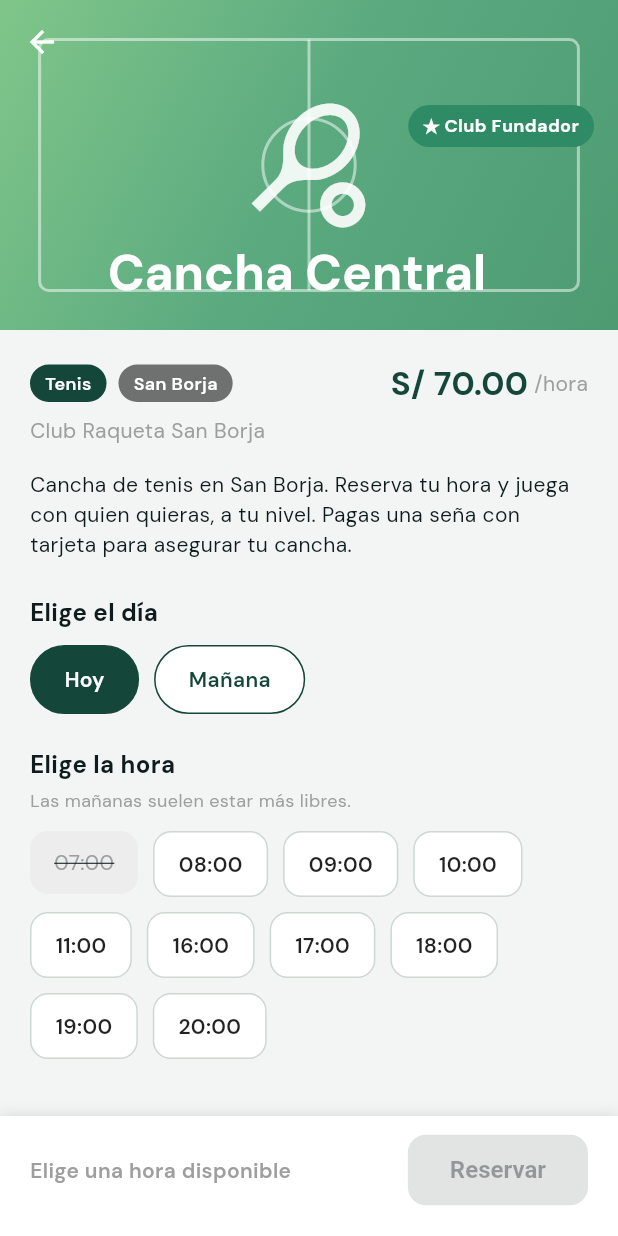
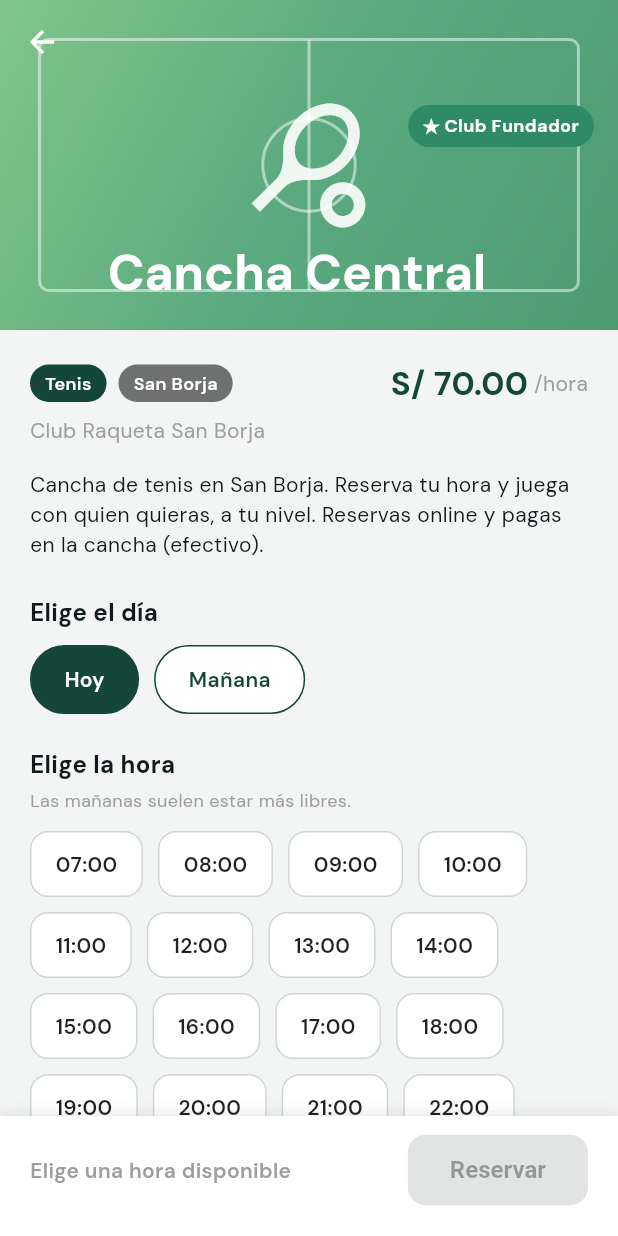
Before and after one commit to dcalagua/canchas-app-lima, a Flutter app: the CanchaDetalleScreen screen opened directly with sample values from the repository, on a phone screen of 412 x 824 dp. Run offline on Flutter 3.47's test engine with Material 3 defaults, Android fonts, the phone set to English and light mode, and no system bars; our stand-ins replace font_awesome_flutter, geocoding, geolocator, google_fonts, google_maps_flutter, google_sign_in and 3 more; accounts and stored records are empty.

Commit message:
Piloto: reservas reales con anti-doble-reserva, horarios por cancha y pago en cancha
Bloque 1 (núcleo de reservas):
- Reserva usa fecha real ISO (2026-06-27) como fuente de verdad, no la
  etiqueta relativa "Hoy"/"Mañana" (que rompia el calendario multi-dia).
- Anti-doble-reserva server-side: ReservasRepo.insertarSegura() detecta la
  colision del UNIQUE(cancha_id, fecha, hora_inicio) (Postgres 23505) y
  devuelve ResultadoReserva.ocupado; la UI avisa "ese horario se tomo".
- Carga de reservas remotas al arrancar (disponibilidad entre dispositivos).
- ReservasRepo.actualizar() para cambiar estado/pago.

Bloque 2 (pago en cancha):
- Se quita el cobro de sena con tarjeta del flujo de reserva (sena=0).
- El jugador reserva y paga en efectivo; el dueno confirma el cobro.

Bloque 3 (horarios reales):
- Cancha tiene hora_apertura, hora_cierre y duracion_slot_min (1h/1.5h/2h).
- La grilla de horarios se genera por cancha (horariosSlots/horaFinDe) en
  vez del array fijo 07:00-20:00; precio por duracion del slot.

Bloque 4 (panel del dueno):
- Nueva pantalla "Reservas" (reservas_dueno_screen): lista las reservas de
  sus canchas con botones Pagado / No-show y un mini libro de caja
  (cobrado / por cobrar). Acceso desde "Mis canchas".

Migracion Supabase en docs/piloto/supabase_reservas.sql (columnas + UNIQUE).

Co-Authored-By: Claude Opus 4.8 (1M context) <noreply@anthropic.com>
Claude-Session: https://claude.ai/code/session_017fg7ijXuZRX6jvFjZELf83

```diff
--- a/lib/data/canchas_repo.dart
+++ b/lib/data/canchas_repo.dart
@@ -88,6 +88,9 @@ class CanchasRepo {
         'fotos': c.fotos,
         'dueno': c.dueno,
         'verificada': c.verificada,
+        'hora_apertura': c.horaApertura,
+        'hora_cierre': c.horaCierre,
+        'duracion_slot_min': c.duracionSlotMin,
       };
 
   static Cancha _fromRow(Map<String, dynamic> r) => Cancha(
@@ -110,6 +113,9 @@ class CanchasRepo {
             const [],
         dueno: (r['dueno'] ?? '') as String,
         verificada: (r['verificada'] ?? true) as bool,
+        horaApertura: (r['hora_apertura'] ?? '07:00') as String,
+        horaCierre: (r['hora_cierre'] ?? '23:00') as String,
+        duracionSlotMin: ((r['duracion_slot_min'] ?? 60) as num).toInt(),
       );
 
   static Distrito _enumDistrito(String? s) {
--- a/lib/models/models.dart
+++ b/lib/models/models.dart
@@ -36,6 +36,9 @@ class Cancha {
   final List<String> fotos; // galería de fotos (URLs en Supabase Storage)
   final String dueno; // correo del dueño (para "Mis canchas" entre dispositivos)
   final bool verificada; // true = propiedad verificada; false = reclamo pendiente
+  final String horaApertura; // inicio de atención, ej. "07:00"
+  final String horaCierre; // fin de atención, ej. "23:00"
+  final int duracionSlotMin; // duración del bloque reservable (60 / 90 / 120 min)
 
   const Cancha({
     required this.id,
@@ -53,6 +56,9 @@ class Cancha {
     this.fotos = const [],
     this.dueno = '',
     this.verificada = true,
+    this.horaApertura = '07:00',
+    this.horaCierre = '23:00',
+    this.duracionSlotMin = 60,
   });
 
   /// Se puede reservar online solo si está en Pichangol y su propiedad fue
@@ -77,6 +83,30 @@ class Cancha {
     }
   }
 
+  /// Horas de INICIO reservables entre apertura y cierre, en pasos de
+  /// [duracionSlotMin]. Ej. apertura 07:00, cierre 23:00, slot 90 min →
+  /// 07:00, 08:30, 10:00, … Solo se incluye un slot si cabe completo antes
+  /// del cierre. Fuente de la grilla que ve el jugador (reemplaza el array fijo).
+  List<String> horariosSlots() {
+    final ini = horaEnMinutos(horaApertura);
+    final fin = horaEnMinutos(horaCierre);
+    final paso = duracionSlotMin <= 0 ? 60 : duracionSlotMin;
+    if (ini == null || fin == null || fin <= ini) return const [];
+    final slots = <String>[];
+    for (var m = ini; m + paso <= fin; m += paso) {
+      slots.add(minutosEnHora(m));
+    }
+    return slots;
+  }
+
+  /// Hora de fin de un slot que arranca en [inicio] (= inicio + duración).
+  String horaFinDe(String inicio) {
+    final m = horaEnMinutos(inicio);
+    if (m == null) return inicio;
+    final paso = duracionSlotMin <= 0 ? 60 : duracionSlotMin;
+    return minutosEnHora(m + paso);
+  }
+
   Cancha copyWith({
     String? nombre,
     String? club,
@@ -89,6 +119,9 @@ class Cancha {
     List<String>? fotos,
     String? dueno,
     bool? verificada,
+    String? horaApertura,
+    String? horaCierre,
+    int? duracionSlotMin,
   }) {
     return Cancha(
       id: id,
@@ -106,6 +139,9 @@ class Cancha {
       fotos: fotos ?? this.fotos,
       dueno: dueno ?? this.dueno,
       verificada: verificada ?? this.verificada,
+      horaApertura: horaApertura ?? this.horaApertura,
+      horaCierre: horaCierre ?? this.horaCierre,
+      duracionSlotMin: duracionSlotMin ?? this.duracionSlotMin,
     );
   }
 
@@ -126,6 +162,9 @@ class Cancha {
         'fotos': fotos,
         'dueno': dueno,
         'verificada': verificada,
+        'horaApertura': horaApertura,
+        'horaCierre': horaCierre,
+        'duracionSlotMin': duracionSlotMin,
       };
 
   factory Cancha.fromJson(Map<String, dynamic> j) => Cancha(
@@ -146,7 +185,27 @@ class Cancha {
             const [],
         dueno: (j['dueno'] ?? '') as String,
         verificada: (j['verificada'] ?? true) as bool,
+        horaApertura: (j['horaApertura'] ?? '07:00') as String,
+        horaCierre: (j['horaCierre'] ?? '23:00') as String,
+        duracionSlotMin: ((j['duracionSlotMin'] ?? 60) as num).toInt(),
       );
+}
+
+/// Convierte "HH:MM" a minutos desde medianoche (null si no parsea).
+int? horaEnMinutos(String hhmm) {
+  final partes = hhmm.split(':');
+  if (partes.length < 2) return null;
+  final h = int.tryParse(partes[0]);
+  final m = int.tryParse(partes[1]);
+  if (h == null || m == null) return null;
+  return h * 60 + m;
+}
+
+/// Convierte minutos desde medianoche a "HH:MM".
+String minutosEnHora(int min) {
+  final h = (min ~/ 60).toString().padLeft(2, '0');
+  final m = (min % 60).toString().padLeft(2, '0');
+  return '$h:$m';
 }
 
 enum EstadoReserva {
@@ -165,13 +224,15 @@ class Reserva {
   final String canchaId;
   final String jugador;
   final String nivel; // ej. "Intermedio 3.5" (ángulo social / por nivel)
-  final String dia; // ej. "Hoy", "Mañana", "Lun 22"
+  final String fecha; // fuente de verdad del día reservado, ISO "2026-06-27"
+  final String dia; // etiqueta visible ("Hoy", "Mañana", "Lun 22")
   final String horaInicio; // "07:00"
   final String horaFin; // "08:00"
   final EstadoReserva estado;
   final bool traidaPorApp; // true = reserva nueva (genera comisión en Fase 2)
   final int precio;
   final int sena; // monto de seña/garantía con tarjeta (anti no-show)
+  final bool pagado; // el dueño confirmó el pago (efectivo en cancha)
   final String usuario; // correo del jugador (para "mis reservas" entre dispositivos)
 
   const Reserva({
@@ -179,6 +240,7 @@ class Reserva {
     required this.canchaId,
     required this.jugador,
     required this.nivel,
+    this.fecha = '',
     required this.dia,
     required this.horaInicio,
     required this.horaFin,
@@ -186,14 +248,33 @@ class Reserva {
     required this.traidaPorApp,
     required this.precio,
     required this.sena,
+    this.pagado = false,
     this.usuario = '',
   });
+
+  Reserva copyWith({EstadoReserva? estado, bool? pagado}) => Reserva(
+        id: id,
+        canchaId: canchaId,
+        jugador: jugador,
+        nivel: nivel,
+        fecha: fecha,
+        dia: dia,
+        horaInicio: horaInicio,
+        horaFin: horaFin,
+        estado: estado ?? this.estado,
+        traidaPorApp: traidaPorApp,
+        precio: precio,
+        sena: sena,
+        pagado: pagado ?? this.pagado,
+        usuario: usuario,
+      );
 
   Map<String, dynamic> toJson() => {
         'id': id,
         'canchaId': canchaId,
         'jugador': jugador,
         'nivel': nivel,
+        'fecha': fecha,
         'dia': dia,
         'horaInicio': horaInicio,
         'horaFin': horaFin,
@@ -201,6 +282,7 @@ class Reserva {
         'traidaPorApp': traidaPorApp,
         'precio': precio,
         'sena': sena,
+        'pagado': pagado,
         'usuario': usuario,
       };
 
@@ -209,6 +291,7 @@ class Reserva {
         canchaId: j['canchaId'] as String,
         jugador: j['jugador'] as String,
         nivel: j['nivel'] as String,
+        fecha: (j['fecha'] ?? '') as String,
         dia: j['dia'] as String,
         horaInicio: j['horaInicio'] as String,
         horaFin: j['horaFin'] as String,
@@ -216,6 +299,7 @@ class Reserva {
         traidaPorApp: j['traidaPorApp'] as bool,
         precio: j['precio'] as int,
         sena: j['sena'] as int,
+        pagado: (j['pagado'] ?? false) as bool,
         usuario: (j['usuario'] ?? '') as String,
       );
 }
--- a/lib/screens/cancha_detalle_screen.dart
+++ b/lib/screens/cancha_detalle_screen.dart
@@ -1,12 +1,11 @@
 import 'package:flutter/material.dart';
 
+import '../data/reservas_repo.dart';
 import '../models/models.dart';
-import '../services/payments_service.dart';
 import '../state/app_state.dart';
 import '../theme.dart';
 import '../widgets/court_lines.dart';
 import 'login_google_sheet.dart';
-import 'pago_sheet.dart';
 import 'registrar_cancha_screen.dart';
 
 /// Detalle de una cancha (estilo ficha de Airbnb) con selección de día/hora y
@@ -20,20 +19,28 @@ class CanchaDetalleScreen extends StatefulWidget {
 }
 
 class _CanchaDetalleScreenState extends State<CanchaDetalleScreen> {
-  static const _horas = [
-    '07:00', '08:00', '09:00', '10:00', '11:00',
-    '16:00', '17:00', '18:00', '19:00', '20:00',
-  ];
-
   String _dia = 'Hoy';
   String? _hora;
 
   Cancha get cancha => widget.cancha;
   Color get _color => colorDeporte(cancha.deporte);
 
+  /// Horas reservables reales de ESTA cancha (apertura→cierre, paso = duración).
+  List<String> get _horas => cancha.horariosSlots();
+
+  /// Fecha real (ISO) según el día elegido. Es la fuente de verdad de la reserva
+  /// y del anti-doble-reserva; "Hoy/Mañana" es solo la etiqueta visible.
+  String get _fechaIso {
+    final base = DateTime.now();
+    final d = _dia == 'Mañana' ? base.add(const Duration(days: 1)) : base;
+    return '${d.year.toString().padLeft(4, '0')}-'
+        '${d.month.toString().padLeft(2, '0')}-'
+        '${d.day.toString().padLeft(2, '0')}';
+  }
+
   bool _ocupada(String hora) {
     return appState.reservas.any((r) =>
-        r.canchaId == cancha.id && r.dia == _dia && r.horaInicio == hora);
+        r.canchaId == cancha.id && r.fecha == _fechaIso && r.horaInicio == hora);
   }
 
   Future<void> _reservar() async {
@@ -46,9 +53,8 @@ class _CanchaDetalleScreenState extends State<CanchaDetalleScreen> {
       if (!ok || !mounted) return;
     }
 
-    final sena = (cancha.precioHora * 0.3).round();
-
-    showDialog<void>(
+    final total = cancha.precioHora * cancha.duracionSlotMin / 60;
+    final confirmar = await showDialog<bool>(
       context: context,
       builder: (ctx) => AlertDialog(
         title: const Text('Confirmar reserva'),
@@ -58,51 +64,55 @@ class _CanchaDetalleScreenState extends State<CanchaDetalleScreen> {
           children: [
             Text('${cancha.nombre} · ${cancha.club}'),
             const SizedBox(height: 8),
-            Text('$_dia a las $hora'),
+            Text('$_dia · $hora a ${cancha.horaFinDe(hora)}'),
             const SizedBox(height: 8),
-            Text('Precio: S/ ${cancha.precioHora.toStringAsFixed(2)}'),
-            Text('Seña con tarjeta: S/ $sena',
-                style: const TextStyle(color: arena, fontWeight: FontWeight.w600)),
+            Text('Total: S/ ${total.toStringAsFixed(2)}',
+                style: const TextStyle(
+                    color: verdeCancha, fontWeight: FontWeight.w700)),
             const SizedBox(height: 8),
             const Text(
-              'La seña reduce los plantones y se descuenta del total.',
+              'Reservas ahora y pagas en la cancha (efectivo). El club confirma '
+              'tu pago al llegar.',
               style: TextStyle(fontSize: 12, color: Colors.grey),
             ),
           ],
         ),
         actions: [
           TextButton(
-            onPressed: () => Navigator.of(ctx).pop(),
+            onPressed: () => Navigator.of(ctx).pop(false),
             child: const Text('Cancelar'),
           ),
           FilledButton(
             style: FilledButton.styleFrom(backgroundColor: coral),
-            onPressed: () async {
-              final messenger = ScaffoldMessenger.of(context);
-              final nav = Navigator.of(context);
-              Navigator.of(ctx).pop(); // cierra diálogo de confirmación
-              // Cobro de la seña antes de confirmar la reserva.
-              final pago = await PagoSheet.mostrar(
-                context,
-                monto: sena,
-                concepto: 'Seña · ${cancha.nombre}',
-              );
-              if (pago == null || !pago.exito) return;
-              appState.agregarReservaJugador(cancha, _dia, hora);
-              nav.pop(); // vuelve al mapa
-              messenger.showSnackBar(
-                SnackBar(
-                  backgroundColor: verdeCancha,
-                  content: Text(
-                      '✅ Reserva confirmada en ${cancha.nombre} · $_dia $hora'),
-                ),
-              );
-            },
+            onPressed: () => Navigator.of(ctx).pop(true),
             child: const Text('Reservar'),
           ),
         ],
       ),
     );
+    if (confirmar != true || !mounted) return;
+
+    final messenger = ScaffoldMessenger.of(context);
+    final nav = Navigator.of(context);
+    final res =
+        await appState.agregarReservaJugador(cancha, _fechaIso, _dia, hora);
+    if (!mounted) return;
+
+    if (res == ResultadoReserva.ocupado) {
+      setState(() => _hora = null); // libera la selección; la grilla se refresca
+      messenger.showSnackBar(const SnackBar(
+        backgroundColor: Colors.redAccent,
+        content: Text('Ese horario acaba de tomarse. Elige otro, por favor.'),
+      ));
+      return;
+    }
+
+    nav.pop(); // vuelve al mapa
+    messenger.showSnackBar(SnackBar(
+      backgroundColor: verdeCancha,
+      content:
+          Text('✅ Reserva confirmada en ${cancha.nombre} · $_dia $hora'),
+    ));
   }
 
   @override
@@ -183,7 +193,7 @@ class _CanchaDetalleScreenState extends State<CanchaDetalleScreen> {
                     Text(
                       'Cancha de ${cancha.deporte.etiqueta.toLowerCase()} en ${cancha.distrito.etiqueta}. '
                       'Reserva tu hora y juega con quien quieras, a tu nivel. '
-                      'Pagas una seña con tarjeta para asegurar tu cancha.',
+                      'Reservas online y pagas en la cancha (efectivo).',
                       style: const TextStyle(height: 1.4),
                     ),
                     const SizedBox(height: 24),
@@ -414,7 +424,7 @@ class _PanelDescubierta extends StatelessWidget {
           const Text(
             'Todavía no está activa en Pichangol, así que aún no se puede '
             'reservar online. ¿Es tuya? Regístrala y empieza a recibir '
-            'reservas con seña.',
+            'reservas.',
             style: TextStyle(height: 1.4),
           ),
           const SizedBox(height: 14),
```
Also changed, not shown: lib/data/reservas_repo.dart (+44 -0 lines), lib/screens/club_detalle_screen.dart (+26 -15 lines), lib/screens/mis_canchas_screen.dart (+13 -1 lines), lib/screens/reservas_dueno_screen.dart (added, +297 -0 lines), lib/state/app_state.dart (+57 -11 lines), 1 other file.
